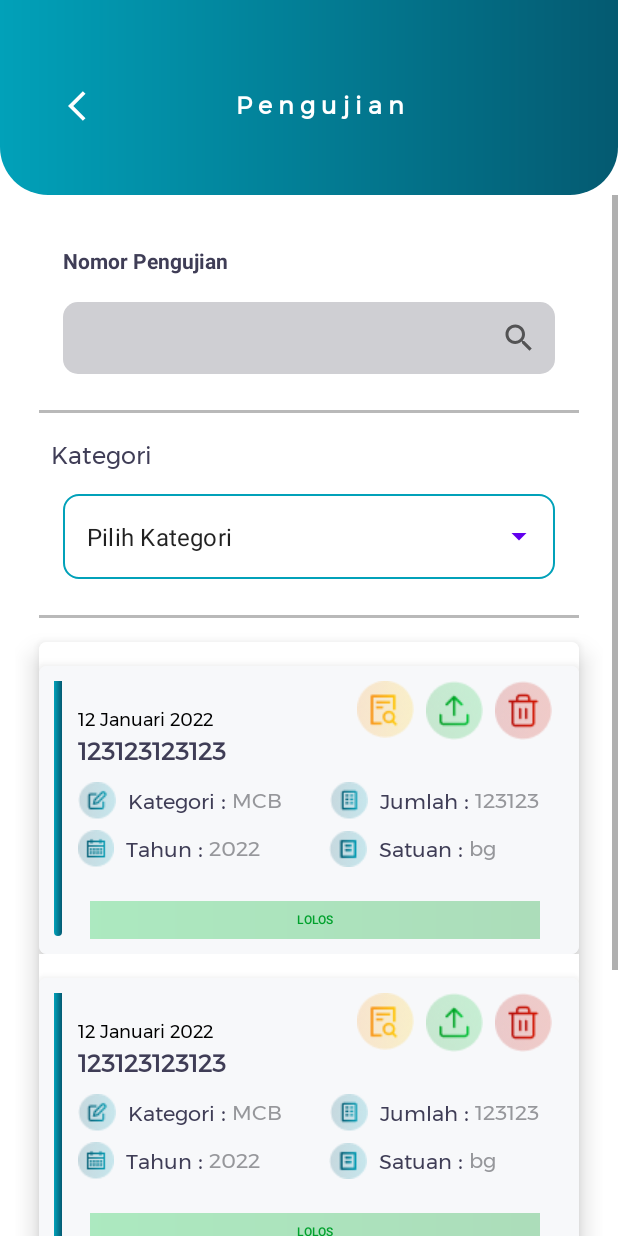
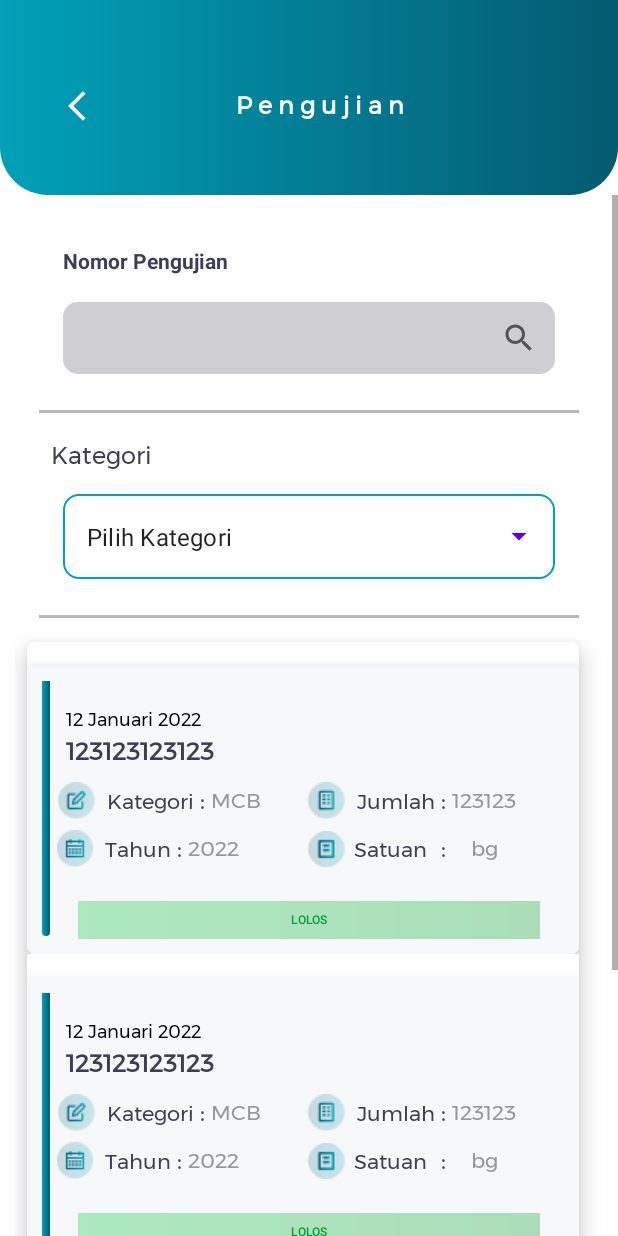
Before and after one commit to dinarsyamsul/MIMS, an Android app: the layout activity_pengujian.xml on its own in the app's theme, with its tools: preview values and no code run, on a phone screen of 412 x 824 dp. Run offline under Robolectric (Android 15) with nearby library versions, the phone set to English and light mode, and no system bars; network calls fail.

```diff
--- a/app/src/main/java/dev/iconpln/mims/utils/Constants.kt
+++ b/app/src/main/java/dev/iconpln/mims/utils/Constants.kt
@@ -2,5 +2,5 @@ package dev.iconpln.mims.utils
 
 object Constants {
     const val AGO_BASE_URL = "http://10.14.53.103:8080/"
-    const val BASE_URL = "http://10.14.152.192:8002/"
+    const val BASE_URL = "http://10.14.152.191:8002/"
 }
--- /dev/null
+++ b/app/src/main/res/drawable/belum_uji.xml
@@ -0,0 +1,6 @@
+<?xml version="1.0" encoding="utf-8"?>
+<shape xmlns:android="http://schemas.android.com/apk/res/android">
+    <gradient android:startColor="#045A71"
+        android:endColor="#01A1B9"/>
+
+</shape>
--- /dev/null
+++ b/app/src/main/res/drawable/sedang_diuji.xml
@@ -0,0 +1,6 @@
+<?xml version="1.0" encoding="utf-8"?>
+<shape xmlns:android="http://schemas.android.com/apk/res/android">
+    <gradient android:startColor="#33F8951D"
+        android:endColor="#33FFCD05"/>
+
+</shape>
--- /dev/null
+++ b/app/src/main/res/drawable/tidak_lolos.xml
@@ -0,0 +1,6 @@
+<?xml version="1.0" encoding="utf-8"?>
+<shape xmlns:android="http://schemas.android.com/apk/res/android">
+    <gradient android:startColor="#33B80F0A"
+        android:endColor="#33D21502"/>
+
+</shape>
--- a/app/src/main/res/layout/activity_pengujian.xml
+++ b/app/src/main/res/layout/activity_pengujian.xml
@@ -150,7 +150,7 @@
                 android:layout_height="wrap_content"
                 android:layout_marginTop="16dp"
                 android:paddingBottom="10dp"
-                android:layout_marginStart="16dp"
+                android:layout_marginStart="8dp"
                 android:layout_marginEnd="16dp"
                 app:cardCornerRadius="5dp"
                 app:cardElevation="10dp"
--- a/app/src/main/res/layout/activity_tracking.xml
+++ b/app/src/main/res/layout/activity_tracking.xml
@@ -43,8 +43,7 @@
 
     <ScrollView
         android:layout_width="match_parent"
-        android:layout_height="match_parent"
-        android:layout_marginTop="72dp"
+        android:layout_height="wrap_content"
         app:layout_constraintEnd_toEndOf="parent"
         app:layout_constraintHorizontal_bias="0.0"
         app:layout_constraintStart_toStartOf="parent"
--- a/app/src/main/res/layout/item_pengujian.xml
+++ b/app/src/main/res/layout/item_pengujian.xml
@@ -61,7 +61,7 @@
                 android:id="@+id/img_plant"
                 android:layout_width="wrap_content"
                 android:layout_height="wrap_content"
-                android:layout_marginStart="16dp"
+                android:layout_marginStart="10dp"
                 android:layout_marginTop="8dp"
                 android:src="@drawable/plant_list_monitoring1"
                 app:layout_constraintStart_toStartOf="parent"
@@ -109,7 +109,7 @@
                 android:id="@+id/img_store"
                 android:layout_width="wrap_content"
                 android:layout_height="wrap_content"
-                android:layout_marginStart="16dp"
+                android:layout_marginStart="10dp"
                 android:layout_marginTop="8dp"
                 android:src="@drawable/tanggal_pengujian"
                 app:layout_constraintStart_toStartOf="parent"
@@ -157,10 +157,10 @@
                 android:id="@+id/img_unit"
                 android:layout_width="wrap_content"
                 android:layout_height="wrap_content"
-                android:layout_marginStart="32dp"
+                android:layout_marginEnd="8dp"
                 android:src="@drawable/unit_list_monitoring1"
                 app:layout_constraintBottom_toBottomOf="@id/txt_isikategori"
-                app:layout_constraintStart_toEndOf="@id/txt_isikategori"
+                app:layout_constraintEnd_toStartOf="@+id/txt_unit"
                 app:layout_constraintTop_toTopOf="@id/txt_isikategori" />
 
             <TextView
@@ -172,7 +172,7 @@
                 android:text="Jumlah"
                 android:textColor="#3F3D56"
                 app:layout_constraintBottom_toBottomOf="@id/img_unit"
-                app:layout_constraintStart_toEndOf="@id/img_unit"
+                app:layout_constraintEnd_toStartOf="@+id/txt_titik2unit"
                 app:layout_constraintTop_toTopOf="@id/img_unit" />
 
             <TextView
@@ -185,7 +185,7 @@
                 android:textColor="#3F3D56"
                 android:textSize="16dp"
                 app:layout_constraintBottom_toBottomOf="@id/txt_unit"
-                app:layout_constraintStart_toEndOf="@id/txt_unit"
+                app:layout_constraintEnd_toStartOf="@+id/txt_isiJumlah"
                 app:layout_constraintTop_toTopOf="@id/txt_unit" />
 
             <TextView
@@ -193,10 +193,11 @@
                 android:layout_width="wrap_content"
                 android:layout_height="wrap_content"
                 android:fontFamily="@font/montserrat_reguler"
+                android:layout_marginEnd="32dp"
                 android:text="123123"
                 android:textColor="#96979B"
                 app:layout_constraintBottom_toBottomOf="@id/txt_titik2unit"
-                app:layout_constraintStart_toEndOf="@id/txt_titik2unit"
+                app:layout_constraintEnd_toEndOf="parent"
                 app:layout_constraintTop_toTopOf="@id/txt_titik2unit" />
 
             <!-- PEMBATAS -->
@@ -205,22 +206,21 @@
                 android:id="@+id/img_kuantitas"
                 android:layout_width="wrap_content"
                 android:layout_height="wrap_content"
-                android:layout_marginStart="46dp"
                 android:src="@drawable/kuantitas_list_monitoring1"
                 app:layout_constraintBottom_toBottomOf="@id/txt_isiTahun"
-                app:layout_constraintStart_toEndOf="@id/txt_isiTahun"
+                app:layout_constraintStart_toStartOf="@+id/img_unit"
                 app:layout_constraintTop_toTopOf="@id/txt_isiTahun" />
 
             <TextView
                 android:id="@+id/txt_kuantitas"
                 android:layout_width="wrap_content"
                 android:layout_height="wrap_content"
-                android:layout_marginStart="8dp"
                 android:fontFamily="@font/montserrat_reguler"
                 android:text="Satuan"
                 android:textColor="#3F3D56"
                 app:layout_constraintBottom_toBottomOf="@id/img_kuantitas"
-                app:layout_constraintStart_toEndOf="@id/img_kuantitas"
+                app:layout_constraintEnd_toStartOf="@+id/txt_titik2unit"
+                app:layout_constraintStart_toEndOf="@+id/img_unit"
                 app:layout_constraintTop_toTopOf="@id/img_kuantitas" />
 
             <TextView
@@ -233,7 +233,8 @@
                 android:textColor="#3F3D56"
                 android:textSize="16dp"
                 app:layout_constraintBottom_toBottomOf="@id/txt_kuantitas"
-                app:layout_constraintStart_toEndOf="@id/txt_kuantitas"
+                app:layout_constraintEnd_toEndOf="@+id/txt_titik2unit"
+                app:layout_constraintStart_toEndOf="@+id/txt_unit"
                 app:layout_constraintTop_toTopOf="@id/txt_kuantitas" />
 
             <TextView
@@ -244,41 +245,10 @@
                 android:text="bg"
                 android:textColor="#96979B"
                 app:layout_constraintBottom_toBottomOf="@id/txt_titik2kuantitas"
-                app:layout_constraintStart_toEndOf="@id/txt_titik2kuantitas"
+                app:layout_constraintEnd_toEndOf="@+id/txt_isiJumlah"
+                app:layout_constraintStart_toEndOf="@+id/txt_titik2unit"
                 app:layout_constraintTop_toTopOf="@id/txt_titik2kuantitas" />
 
-            <ImageButton
-                android:id="@+id/btn_trash"
-                android:layout_width="wrap_content"
-                android:layout_height="wrap_content"
-                android:layout_marginEnd="8dp"
-                android:layout_marginBottom="4dp"
-                android:background="#00FFFFFF"
-                android:src="@drawable/trash"
-                app:layout_constraintEnd_toEndOf="parent"
-                app:layout_constraintTop_toTopOf="parent"/>
-
-            <ImageButton
-                android:id="@+id/btn_download"
-                android:layout_width="wrap_content"
-                android:layout_height="wrap_content"
-                android:layout_marginEnd="8dp"
-                android:layout_marginBottom="4dp"
-                android:background="#00FFFFFF"
-                android:src="@drawable/download"
-                app:layout_constraintEnd_toStartOf="@+id/btn_trash"
-                app:layout_constraintTop_toTopOf="parent"/>
-
-            <ImageButton
-                android:id="@+id/btn_detail"
-                android:layout_width="wrap_content"
-                android:layout_height="wrap_content"
-                android:layout_marginEnd="8dp"
-                android:background="#00FFFFFF"
-                android:src="@drawable/detail"
-                android:layout_marginBottom="4dp"
-                app:layout_constraintEnd_toStartOf="@+id/btn_download"
-                app:layout_constraintTop_toTopOf="parent"/>
 
             <androidx.appcompat.widget.AppCompatButton
                 android:id="@+id/status_uji"
```
Also changed, not shown: app/src/main/java/dev/iconpln/mims/ui/role/pabrikan/arttribute_material/ListMaterialAdapter.kt (+7 -4 lines), app/src/main/java/dev/iconpln/mims/ui/role/pabrikan/pengujian/ListPengujianAdapter.kt (+22 -0 lines), app/src/main/res/layout/item_data_material_pabrikan.xml (+37 -37 lines), app/src/main/res/layout/item_detail_material_pabrikan.xml (+9 -34 lines), app/src/main/res/values/colors.xml (+7 -0 lines).
